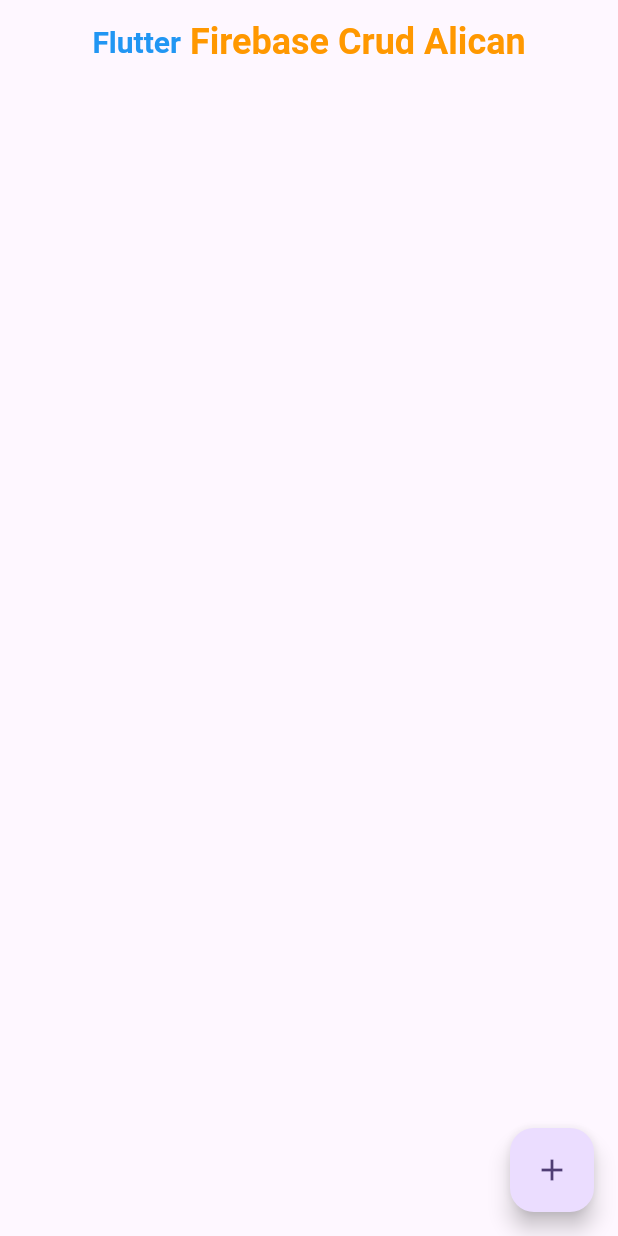
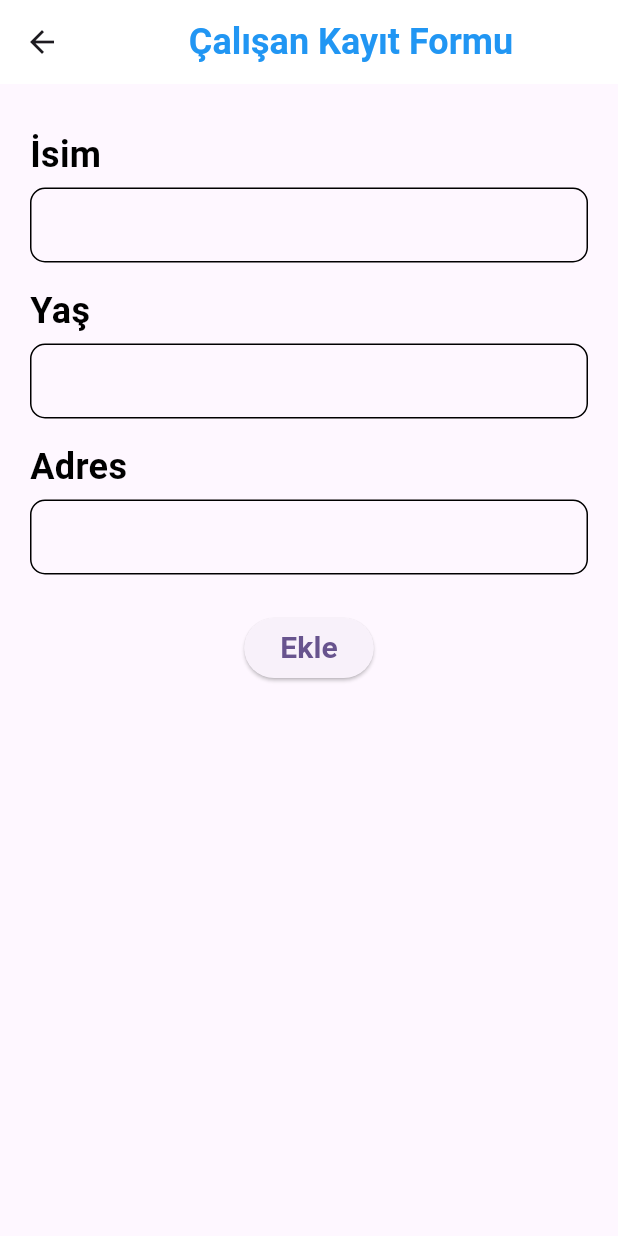
Before and after one commit to alicanyucel/FlutterFireBaseCrud, a Flutter app: the screen it shows after launch, after a tap on the "add" icon, on a phone screen of 412 x 824 dp. Run offline on Flutter 3.47's test engine with Material 3 defaults, Android fonts, the phone set to English and light mode, and no system bars.

Commit message:
günceleemeler

```diff
--- a/FireBaseCrud/lib/employee/employee.dart
+++ b/FireBaseCrud/lib/employee/employee.dart
@@ -1 +1,116 @@
-import
+import 'package:flutter/material.dart';
+
+class Employee extends StatefulWidget {
+  const Employee({super.key});
+
+  @override
+  State<Employee> createState() => _EmployeeState();
+}
+
+class _EmployeeState extends State<Employee> {
+  @override
+  Widget build(BuildContext context) {
+    return Scaffold(
+      appBar: AppBar(
+        title: const Row(
+          mainAxisAlignment: MainAxisAlignment.center,
+          children: [
+            Text(
+              "Çalışan Kayıt Formu",
+              style: TextStyle(
+                color: Colors.blue,
+                fontSize: 24.0,
+                fontWeight: FontWeight.bold,
+              ),
+            ),
+          ],
+        ),
+        centerTitle: true,
+        backgroundColor: Colors.white,
+        elevation: 0,
+      ),
+      body: SingleChildScrollView(
+        child: Container(
+          margin: const EdgeInsets.only(left: 20.0, top: 30.0, right: 20.0, bottom: 30.0),
+          child: Column(
+            crossAxisAlignment: CrossAxisAlignment.start,
+            children: [
+              const Text(
+                "İsim",
+                style: TextStyle(
+                  color: Colors.black,
+                  fontSize: 24.0,
+                  fontWeight: FontWeight.bold,
+                ),
+              ),
+              const SizedBox(height: 5.0),
+              Container(
+                padding: const EdgeInsets.only(left: 10.0),
+                decoration: BoxDecoration(
+                  border: Border.all(),
+                  borderRadius: BorderRadius.circular(10),
+                ),
+                child: const TextField(
+                  decoration: InputDecoration(border: InputBorder.none),
+                ),
+              ),
+              const SizedBox(height: 15.0),
+              const Text(
+                "Yaş",
+                style: TextStyle(
+                  color: Colors.black,
+                  fontSize: 24.0,
+                  fontWeight: FontWeight.bold,
+                ),
+              ),
+              const SizedBox(height: 5.0),
+              Container(
+                padding: const EdgeInsets.only(left: 10.0),
+                decoration: BoxDecoration(
+                  border: Border.all(),
+                  borderRadius: BorderRadius.circular(10),
+                ),
+                child: const TextField(
+                  decoration: InputDecoration(border: InputBorder.none),
+                ),
+              ),
+              const SizedBox(height: 15.0),
+              const Text(
+                "Adres",
+                style: TextStyle(
+                  color: Colors.black,
+                  fontSize: 24.0,
+                  fontWeight: FontWeight.bold,
+                ),
+              ),
+              const SizedBox(height: 5.0),
+              Container(
+                padding: const EdgeInsets.only(left: 10.0),
+                decoration: BoxDecoration(
+                  border: Border.all(),
+                  borderRadius: BorderRadius.circular(10),
+                ),
+                child: const TextField(
+                  decoration: InputDecoration(border: InputBorder.none),
+                ),
+              ),
+              const SizedBox(height: 25.0),
+              Center(
+                child: ElevatedButton(
+                  onPressed: () {},
+                  child: const Text(
+                    "Ekle",
+                    style: TextStyle(
+                      fontSize: 20.0,
+                      fontWeight: FontWeight.bold,
+                    ),
+                  ),
+                ),
+              ),
+            ],
+          ),
+        ),
+      ),
+    );
+  }
+}
--- a/FireBaseCrud/lib/pages/home.dart
+++ b/FireBaseCrud/lib/pages/home.dart
@@ -1,3 +1,4 @@
+import 'package:firebasecrud/employee/employee.dart';
 import 'package:flutter/material.dart';
 
 class Home extends StatefulWidget {
@@ -11,27 +12,22 @@ class _HomeState extends State<Home> {
   @override
   Widget build(BuildContext context) {
     return Scaffold(
-      floatingActionButton:FloatingActionButton(onPressed:(){},child:Icon(Icons.add),),
+      floatingActionButton:FloatingActionButton(onPressed:(){
+        Navigator.push(context, MaterialPageRoute(builder: (context)=>Employee()));
+      },child:Icon(Icons.add),),
       appBar: AppBar(
         title: Row(
           mainAxisAlignment: MainAxisAlignment.center,
           children: [
             Text(
-              "Flutter",
+              "Flutter Firebase Crud Ali Can",
               style: TextStyle(
                 color: Colors.blue,
                 fontSize: 20.0,
                 fontWeight: FontWeight.bold,
               ),
             ),
-            Text(
-              " Firebase Crud Alican",
-              style: TextStyle(
-                color: Colors.orange,
-                fontSize: 24.0,
-                fontWeight: FontWeight.bold,
-              ),
-            ),
+
           ],
         ),
       ),
```
